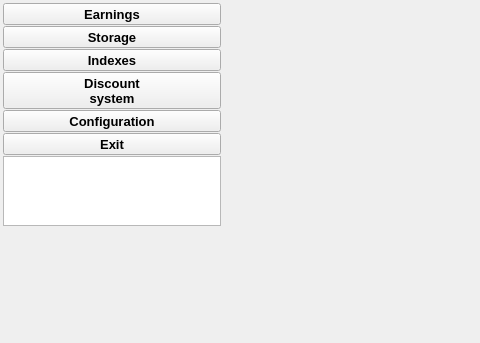
First picture: the form in Resort/mainwindow.ui, repository End1-1/Resort-2, before the edit; both pictures show x 0 to 480 and y 0 to 343 of the 1375 by 596 pixel window.
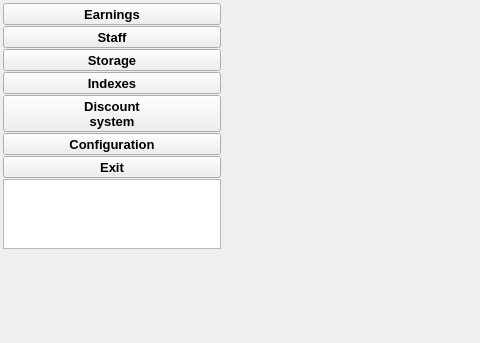
Second picture: the form after the edit. Icons and pictures are not drawn.

The edit to the form file:
```diff
--- a/Resort/mainwindow.ui
+++ b/Resort/mainwindow.ui
@@ -120,6 +120,42 @@
             </property>
            </widget>
           </item>
+          <item>
+           <widget class="QToolButton" name="tbEarning_2">
+            <property name="sizePolicy">
+             <sizepolicy hsizetype="Preferred" vsizetype="Preferred">
+              <horstretch>0</horstretch>
+              <verstretch>0</verstretch>
+             </sizepolicy>
+            </property>
+            <property name="font">
+             <font>
+              <pointsize>10</pointsize>
+              <weight>75</weight>
+              <bold>true</bold>
+             </font>
+            </property>
+            <property name="text">
+             <string>Staff</string>
+            </property>
+            <property name="icon">
+             <iconset resource="res.qrc">
+              <normaloff>:/images/staff.png</normaloff>:/images/staff.png</iconset>
+            </property>
+            <property name="iconSize">
+             <size>
+              <width>32</width>
+              <height>32</height>
+             </size>
+            </property>
+            <property name="toolButtonStyle">
+             <enum>Qt::ToolButtonTextBesideIcon</enum>
+            </property>
+            <property name="index" stdset="0">
+             <number>1</number>
+            </property>
+           </widget>
+          </item>
           <item>
            <widget class="QToolButton" name="tbStore">
             <property name="sizePolicy">
```
Left out of the diff: 45 changed lines with no effect on the pictures.
